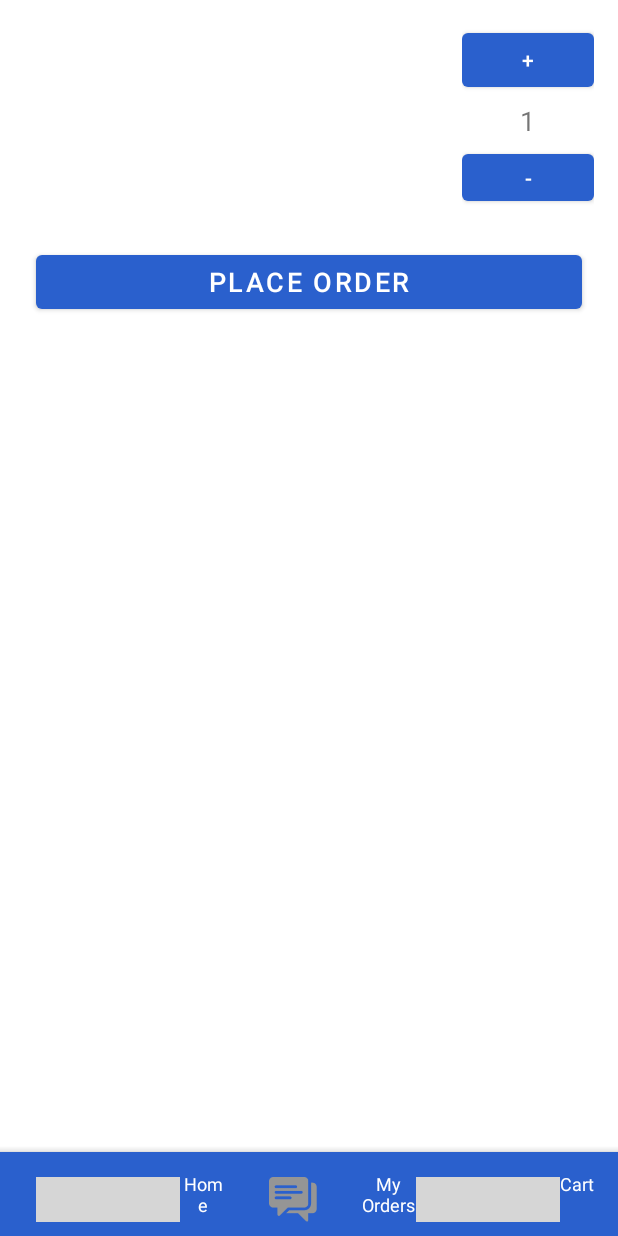
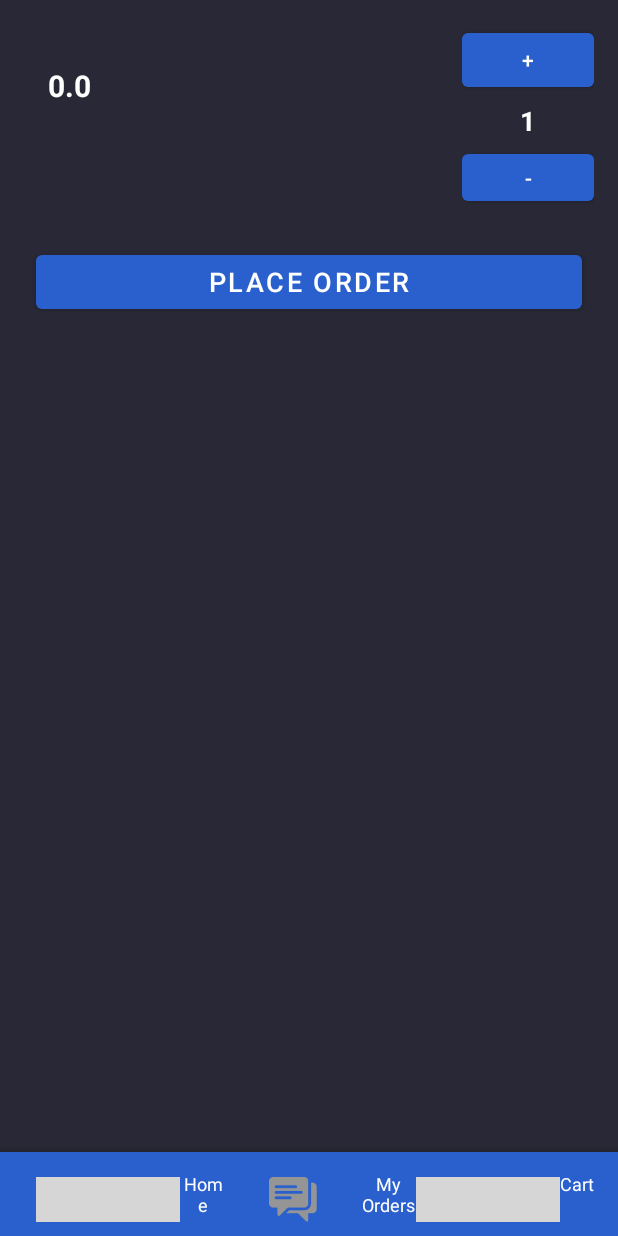
Before and after one commit to RamiAsad1/FinalProject, an Android app: the addToCart screen opened directly, with no data from a screen before it, on a phone screen of 412 x 824 dp. Run offline under Robolectric (Android 15) with nearby library versions, the phone set to English and light mode, and no system bars; our stand-ins replace Volley; grey boxes are pictures that could not be loaded.

Commit message:
adjustments2

```diff
--- a/app/src/main/java/com/example/project/addToCart.java
+++ b/app/src/main/java/com/example/project/addToCart.java
@@ -30,6 +30,9 @@ public class addToCart extends AppCompatActivity {
     private SharedPreferences.Editor editor;
     private TextView cartFoodTextView;
     private TextView cartFoodPriceTextView;
+    private TextView cart_food_quantity;
+    private int cartQuantity = 1;
+    private double itemPrice = 0.0;
 
     @Override
     protected void onCreate(Bundle savedInstanceState) {
@@ -49,14 +52,17 @@ public class addToCart extends AppCompatActivity {
     private void setViews(){
         cartFoodTextView = findViewById(R.id.cart_food_name);
         cartFoodPriceTextView = findViewById(R.id.cart_food_price);
+        cart_food_quantity = findViewById(R.id.cart_food_quantity);
+        updateQuantityUI();
     }
 
     private void loadCartItemData() {
         String itemName = preferences.getString("item_name", "");
-        String itemPrice = preferences.getString("item_price", "");
+        String itemPriceStr = preferences.getString("item_price", "0.0");
 
         cartFoodTextView.setText(itemName);
-        cartFoodPriceTextView.setText(itemPrice);
+        cartFoodPriceTextView.setText(itemPriceStr);
+        itemPrice = Double.parseDouble(itemPriceStr);
     }
 
     private void createOrder() {
@@ -65,8 +71,7 @@ public class addToCart extends AppCompatActivity {
 
         String studentId = preferences.getString("USERNAME","");
         String productId = preferences.getString("item_id","");
-        Log.d("pref",studentId);
-        Log.d("pref",productId);
+
         JSONObject orderData = new JSONObject();
         try {
             orderData.put("student_id", studentId);
@@ -93,6 +98,13 @@ public class addToCart extends AppCompatActivity {
         queue.add(request);
     }
 
+    private void updateQuantityUI() {
+        cart_food_quantity.setText(String.valueOf(cartQuantity));
+
+        double totalPrice = cartQuantity * itemPrice;
+        cartFoodPriceTextView.setText(String.valueOf(totalPrice));
+    }
+
     public void btnPlaceOrderOnClick(View view){
         createOrder();
     }
@@ -101,4 +113,20 @@ public class addToCart extends AppCompatActivity {
         Intent intent3 = new Intent(addToCart.this,MainActivity.class);
         startActivity(intent3);
     }
+
+    public void btnIncreaseOnClick(View view) {
+        cartQuantity++;
+        updateQuantityUI();
+    }
+
+    public void btnDecreaseOnClick(View view) {
+        if (cartQuantity > 1) {
+            cartQuantity--;
+            updateQuantityUI();
+        } else {
+            Toast.makeText(this, "Quantity cannot be less than 1", Toast.LENGTH_SHORT).show();
+        }
+    }
+
+
 }
--- a/app/src/main/res/layout/activity_add_to_cart.xml
+++ b/app/src/main/res/layout/activity_add_to_cart.xml
@@ -3,6 +3,7 @@
     xmlns:tools="http://schemas.android.com/tools"
     android:layout_width="match_parent"
     android:layout_height="match_parent"
+    android:background="#282836"
     android:orientation="vertical">
 
     <LinearLayout
@@ -31,7 +32,8 @@
                 android:layout_width="match_parent"
                 android:layout_height="wrap_content"
                 android:text=""
-                android:textSize="18sp"
+                android:textColor="#ffffff"
+                android:textSize="20sp"
                 android:textStyle="bold" />
 
             <TextView
@@ -39,7 +41,9 @@
                 android:layout_width="match_parent"
                 android:layout_height="wrap_content"
                 android:text=""
-                android:textSize="16sp" />
+                android:textColor="#ffffff"
+                android:textSize="20sp"
+                android:textStyle="bold" />
         </LinearLayout>
 
         <LinearLayout
@@ -52,6 +56,7 @@
                 android:id="@+id/button_increase"
                 android:layout_width="wrap_content"
                 android:layout_height="wrap_content"
+                android:onClick="btnIncreaseOnClick"
                 android:text="+" />
 
             <TextView
@@ -61,12 +66,15 @@
                 android:layout_marginTop="4dp"
                 android:layout_marginBottom="4dp"
                 android:text="1"
-                android:textSize="18sp" />
+                android:textColor="#ffffff"
+                android:textSize="18sp"
+                android:textStyle="bold" />
 
             <Button
                 android:id="@+id/button_decrease"
                 android:layout_width="wrap_content"
                 android:layout_height="wrap_content"
+                android:onClick="btnDecreaseOnClick"
                 android:text="-" />
         </LinearLayout>
     </LinearLayout>
```
Also changed, not shown: app/src/main/java/com/example/project/Domain/CartItemDomain.java (added, +35 -0 lines).
